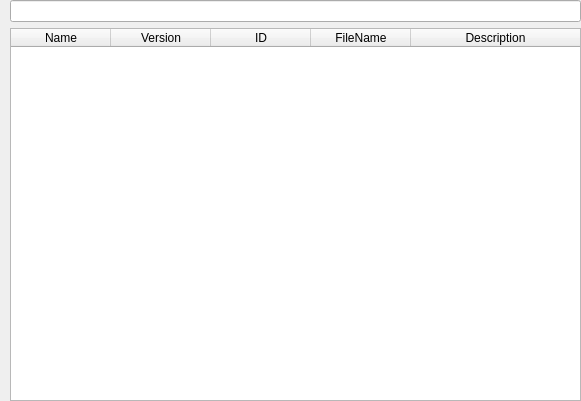
WangPengZhan/sVanilla, file sVanilla/src/ClientUi/Setting/PluginsInfo.ui: the form before one commit.
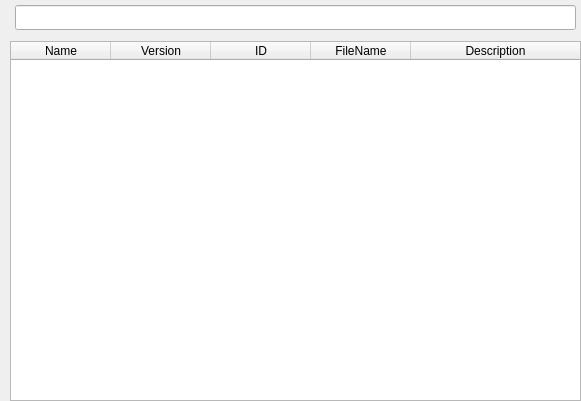
The form after the commit. Custom widgets are drawn as their Qt base class.

What changed in the file:
```diff
--- a/sVanilla/src/ClientUi/Setting/PluginsInfo.ui
+++ b/sVanilla/src/ClientUi/Setting/PluginsInfo.ui
@@ -16,7 +16,7 @@
     <verstretch>0</verstretch>
    </sizepolicy>
   </property>
-  <layout class="QGridLayout" name="Layout">
+  <layout class="QVBoxLayout" name="verticalLayout">
    <property name="leftMargin">
     <number>10</number>
    </property>
@@ -29,10 +29,35 @@
    <property name="bottomMargin">
     <number>0</number>
    </property>
-   <item row="0" column="0">
-    <widget class="QLineEdit" name="lineEdit"/>
+   <item>
+    <widget class="QWidget" name="widget" native="true">
+     <layout class="QHBoxLayout" name="horizontalLayout">
+      <property name="leftMargin">
+       <number>5</number>
+      </property>
+      <property name="topMargin">
+       <number>5</number>
+      </property>
+      <property name="rightMargin">
+       <number>5</number>
+      </property>
+      <property name="bottomMargin">
+       <number>5</number>
+      </property>
+      <item>
+       <widget class="::SearchLineEdit" name="lineEdit">
+        <property name="minimumSize">
+         <size>
+          <width>0</width>
+          <height>25</height>
+         </size>
+        </property>
+       </widget>
+      </item>
+     </layout>
+    </widget>
    </item>
-   <item row="1" column="0">
+   <item>
     <widget class="QTableWidget" name="tableWidget">
      <property name="editTriggers">
       <set>QAbstractItemView::EditTrigger::NoEditTriggers</set>
@@ -84,6 +109,13 @@
    </item>
   </layout>
  </widget>
+ <customwidgets>
+  <customwidget>
+   <class>::SearchLineEdit</class>
+   <extends>QLineEdit</extends>
+   <header>SUI/SearchLineEdit.h</header>
+  </customwidget>
+ </customwidgets>
  <resources/>
  <connections/>
 </ui>
```
Left out of the diff: 8 changed lines with no effect on the pictures.
